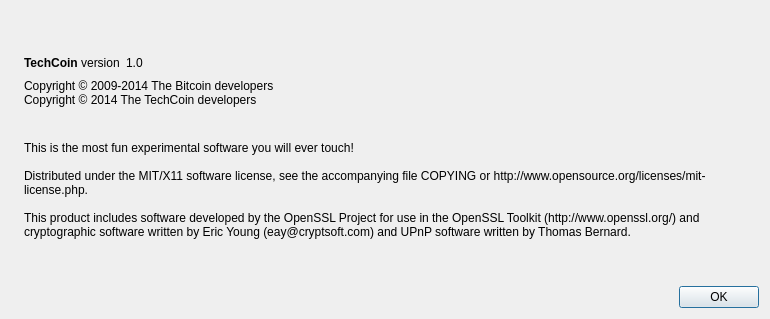
First picture: the form in src/qt/forms/aboutdialog.ui, repository techcoincommunity/techcoin, before the edit.
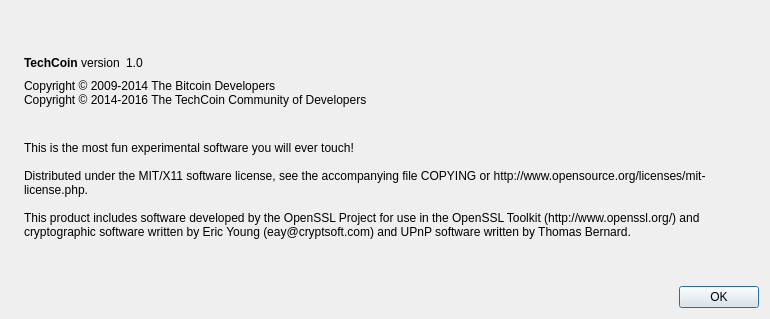
Second picture: the form after the edit. Icons and pictures are not drawn.

The edit to the form file:
```diff
--- a/src/qt/forms/aboutdialog.ui
+++ b/src/qt/forms/aboutdialog.ui
@@ -91,8 +91,8 @@
         <cursorShape>IBeamCursor</cursorShape>
        </property>
        <property name="text">
-        <string>Copyright © 2009-2014 The Bitcoin developers
-Copyright © 2014 The TechCoin developers
+        <string>Copyright © 2009-2014 The Bitcoin Developers
+Copyright © 2014-2016 The TechCoin Community of Developers
 </string>
        </property>
        <property name="textInteractionFlags">
```
